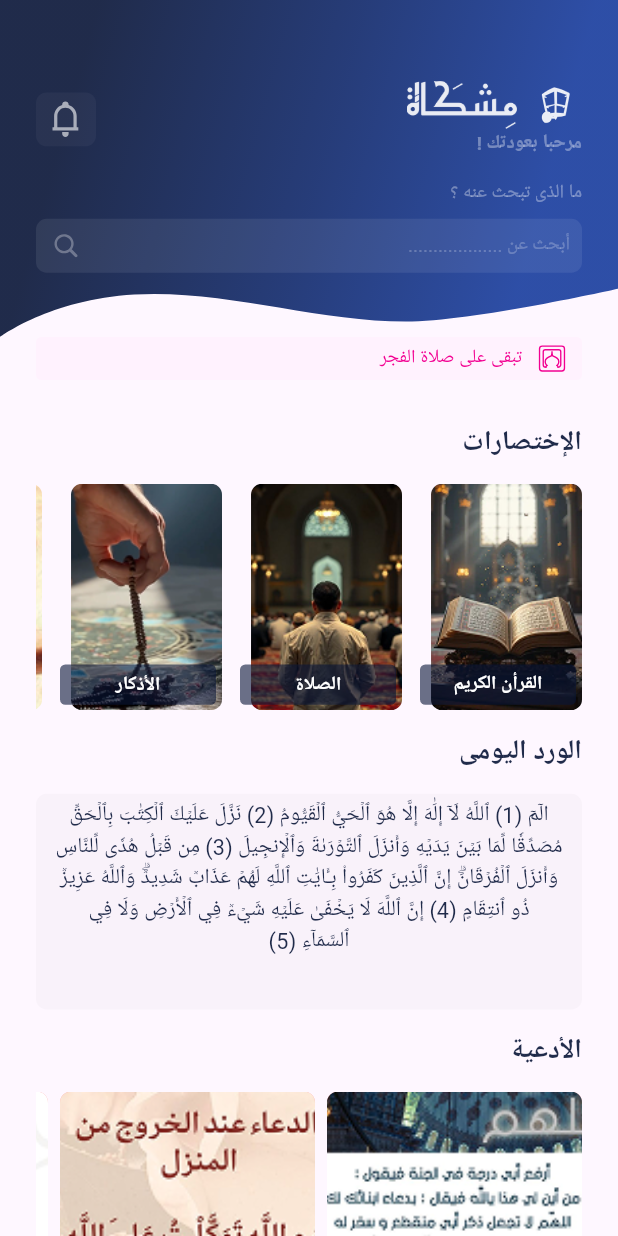
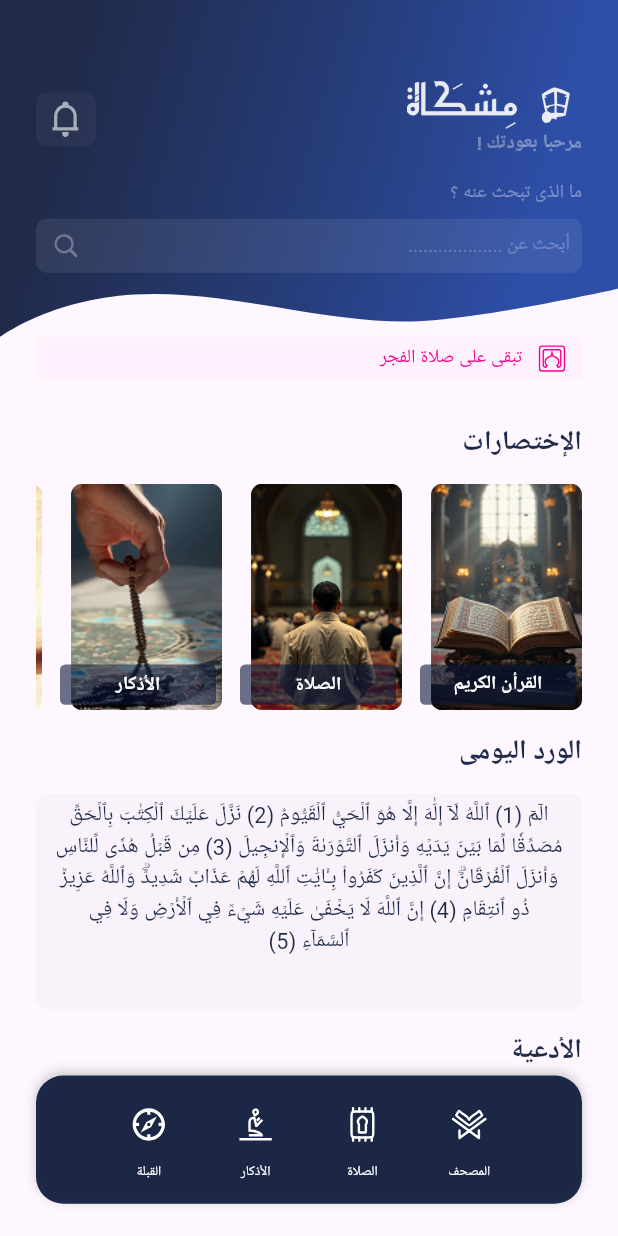
Before and after one commit to SalahFathy25/Islamic_App, a Flutter app: the HomeScreen screen opened by its route, on a phone screen of 412 x 824 dp. Run offline on Flutter 3.47's test engine with Material 3 defaults, Android fonts, the phone set to English and light mode, and no system bars; our stand-ins replace audioplayers, device_preview, dio, flutter_bloc, flutter_screenutil, flutter_svg and 4 more; accounts and stored records are empty; Roboto replaces fonts that are missing (assets/fonts/Almarai-Bold.ttf, assets/fonts/Almarai-Regular.ttf, assets/fonts/AmiriQuran-Regular.ttf).

Commit message:
- finish bottom nav for home screen

```diff
--- a/lib/app/core/routes/app_router.dart
+++ b/lib/app/core/routes/app_router.dart
@@ -12,6 +12,22 @@ abstract class AppRouter {
         return MaterialPageRoute(builder: (context) => const SplashScreen());
       case Routes.homeScreen:
         return MaterialPageRoute(builder: (context) => const HomeScreen());
+      case Routes.azkarScreen:
+        return MaterialPageRoute(
+          builder: (context) => const Center(child: Text("Azkar Screen")),
+        );
+      case Routes.quranScreen:
+        return MaterialPageRoute(
+          builder: (context) => const Center(child: Text("Quran Screen")),
+        );
+      case Routes.prayerScreen:
+        return MaterialPageRoute(
+          builder: (context) => const Center(child: Text("Prayer Screen")),
+        );
+      case Routes.qiblaScreen:
+        return MaterialPageRoute(
+          builder: (context) => const Center(child: Text("Qibla Screen")),
+        );
       /*
       case SplashScreen.routeName:
         return MaterialPageRoute(
--- a/lib/app/core/routes/routes.dart
+++ b/lib/app/core/routes/routes.dart
@@ -1,4 +1,8 @@
 abstract class Routes {
   static const String splash = '/splash';
   static const String homeScreen = '/homeScreen';
+  static const String azkarScreen = '/azkarScreen';
+  static const String quranScreen = '/quranScreen';
+  static const String prayerScreen = '/prayerScreen';
+  static const String qiblaScreen = '/qiblaScreen';
 }
--- a/lib/app/core/utils/font_style.dart
+++ b/lib/app/core/utils/font_style.dart
@@ -5,6 +5,12 @@ import 'package:islamic_app/generated/assets.dart';
 import 'app_colors.dart';
 
 class AppFontStyle {
+  static TextStyle fontAlmarai10w400White = TextStyle(
+    fontSize: 10.sp,
+    fontFamily: Assets.fontsAlmaraiBold,
+    fontWeight: FontWeight.w400,
+    color: AppColors.white,
+  );
   static TextStyle fontAlmarai14w700White = TextStyle(
     fontSize: 14.sp,
     fontFamily: Assets.fontsAlmaraiBold,
--- a/lib/app/features/home/presentation/screens/home_screen.dart
+++ b/lib/app/features/home/presentation/screens/home_screen.dart
@@ -1,4 +1,5 @@
 import 'package:flutter/material.dart';
+import 'package:islamic_app/app/features/home/presentation/widgets/home_bottom_nav_bar.dart';
 import 'package:islamic_app/app/features/home/presentation/widgets/home_appbar.dart';
 import 'package:islamic_app/app/features/home/presentation/widgets/home_body.dart';
 
@@ -11,6 +12,7 @@ class HomeScreen extends StatelessWidget {
       body: SingleChildScrollView(
         child: Column(children: [HomeAppbar(), HomeBody()]),
       ),
+      bottomNavigationBar: HomeBottomNavBar(),
     );
   }
 }
--- a/lib/app/features/home/presentation/widgets/doaa_item.dart
+++ b/lib/app/features/home/presentation/widgets/doaa_item.dart
@@ -21,11 +21,15 @@ class DoaaItem extends StatelessWidget {
           borderRadius: BorderRadius.circular(8.0.r),
           color: AppColors.pinkColor2,
         ),
-        clipBehavior: Clip.antiAlias,
+        // clipBehavior: Clip.antiAlias,
         child: Stack(
           children: [
-            Positioned.fill(
-              child: FittedBox(fit: BoxFit.cover, child: model.image),
+            // Positioned.fill(
+            //   child: FittedBox(fit: BoxFit.cover, child: model.image),
+            // ),
+            ClipRRect(
+              borderRadius: BorderRadius.circular(8.0.r),
+              child: model.image,
             ),
             Positioned(
               right: 4.0.w,
--- a/lib/app/features/home/presentation/widgets/doaas_list_view.dart
+++ b/lib/app/features/home/presentation/widgets/doaas_list_view.dart
@@ -12,7 +12,7 @@ class DoaasListView extends StatelessWidget {
   Widget build(BuildContext context) {
     return SizedBox(
       width: double.infinity,
-      height: 168.h,
+      height: 111.h,
       child: ListView.separated(
         scrollDirection: Axis.horizontal,
         itemBuilder: (context, index) => DoaaItem(model: doaasItems[index]),
--- a/lib/app/features/home/presentation/widgets/home_body.dart
+++ b/lib/app/features/home/presentation/widgets/home_body.dart
@@ -1,7 +1,6 @@
 import 'package:flutter/material.dart';
 import 'package:flutter_screenutil/flutter_screenutil.dart';
 import 'package:islamic_app/app/core/extensions/distance_extension.dart';
-import 'package:islamic_app/app/features/home/data/models/shortcut_item_model.dart';
 import 'package:islamic_app/app/features/home/presentation/widgets/daily_task_container.dart';
 import 'package:islamic_app/app/features/home/presentation/widgets/doaas_list_view.dart';
 import 'package:islamic_app/app/features/home/presentation/widgets/prayer_container.dart';
@@ -9,7 +8,6 @@ import 'package:islamic_app/app/features/home/presentation/widgets/shortcuts_lis
 
 import '../../../../core/utils/app_strings.dart';
 import '../../../../core/widgets/section_title.dart';
-import 'shortcut_item.dart';
 
 class HomeBody extends StatelessWidget {
   const HomeBody({super.key});
--- /dev/null
+++ b/lib/app/features/home/presentation/widgets/home_bottom_nav_bar.dart
@@ -0,0 +1,69 @@
+import 'dart:ui';
+
+import 'package:flutter/material.dart';
+import 'package:flutter_screenutil/flutter_screenutil.dart';
+import 'package:islamic_app/app/core/extensions/distance_extension.dart';
+import 'package:islamic_app/app/core/routes/navigation.dart';
+import 'package:islamic_app/app/core/routes/routes.dart';
+import 'package:islamic_app/app/core/utils/app_colors.dart';
+import 'package:islamic_app/app/core/utils/font_style.dart';
+import '../../../../../gen/assets.gen.dart';
+
+class HomeBottomNavBar extends StatelessWidget {
+  const HomeBottomNavBar({super.key});
+
+  @override
+  Widget build(BuildContext context) {
+    return Container(
+      padding: EdgeInsets.symmetric(vertical: 16.0.h, horizontal: 24.0.w),
+      margin: EdgeInsets.only(right: 24.0.w, left: 24.0.w, bottom: 24.0.h),
+      height: 95.h,
+      decoration: BoxDecoration(
+        borderRadius: BorderRadius.circular(20.0.r),
+        color: AppColors.mainColor.withValues(alpha: 0.9),
+        boxShadow: [
+          BoxShadow(
+            color: Colors.black.withValues(alpha: 0.2),
+            offset: const Offset(0, -2),
+            blurRadius: 6,
+          ),
+        ],
+      ),
+      child: Row(
+        mainAxisAlignment: MainAxisAlignment.spaceEvenly,
+        children: List.generate(
+          titles.length,
+          (index) => GestureDetector(
+            onTap: () {
+              CustomNavigator.instance.pushNamed(screens[index]);
+            },
+            child: Column(
+              mainAxisAlignment: MainAxisAlignment.center,
+              children: [
+                icons[index],
+                8.isHeight,
+                Text(titles[index], style: AppFontStyle.fontAlmarai10w400White),
+              ],
+            ),
+          ),
+        ),
+      ),
+    );
+  }
+}
+
+final List<String> screens = [
+  Routes.quranScreen,
+  Routes.prayerScreen,
+  Routes.azkarScreen,
+  Routes.qiblaScreen,
+];
+
+final List<String> titles = ["المصحف", "الصلاة", "الأذكار", "القبلة"];
+
+final List<Widget> icons = [
+  Assets.images.icons.quranIcon.svg(width: 40.w, height: 40.h),
+  Assets.images.icons.prayerIcon.svg(width: 40.w, height: 40.h),
+  Assets.images.icons.azkaarIcon.svg(width: 40.w, height: 40.h),
+  Assets.images.icons.qiblaIcon.svg(width: 40.w, height: 40.h),
+];
--- a/lib/app/features/home/presentation/widgets/shortcut_item.dart
+++ b/lib/app/features/home/presentation/widgets/shortcut_item.dart
@@ -1,9 +1,7 @@
 import 'package:flutter/material.dart';
 import 'package:flutter_screenutil/flutter_screenutil.dart';
 import 'package:islamic_app/app/core/utils/app_colors.dart';
-import 'package:islamic_app/app/core/utils/app_strings.dart';
 import 'package:islamic_app/app/core/utils/font_style.dart';
-import 'package:islamic_app/gen/assets.gen.dart';
 
 import '../../data/models/shortcut_item_model.dart';
 
--- a/lib/app/features/splash/presentation/screens/splash_screen.dart
+++ b/lib/app/features/splash/presentation/screens/splash_screen.dart
@@ -4,7 +4,6 @@ import 'package:islamic_app/app/core/routes/routes.dart';
 import 'package:islamic_app/gen/assets.gen.dart';
 
 import '../../../../core/utils/app_colors.dart';
-import '../../../home/presentation/screens/home_screen.dart';
 
 class SplashScreen extends StatefulWidget {
   const SplashScreen({super.key});
@@ -31,6 +30,7 @@ class _SplashScreenState extends State<SplashScreen> {
 
     Future.delayed(const Duration(seconds: 15), () {
       Navigator.pushReplacementNamed(context, Routes.homeScreen);
+      // CustomNavigator.instance.pushReplacementNamed(Routes.homeScreen);
     });
   }
 
```
